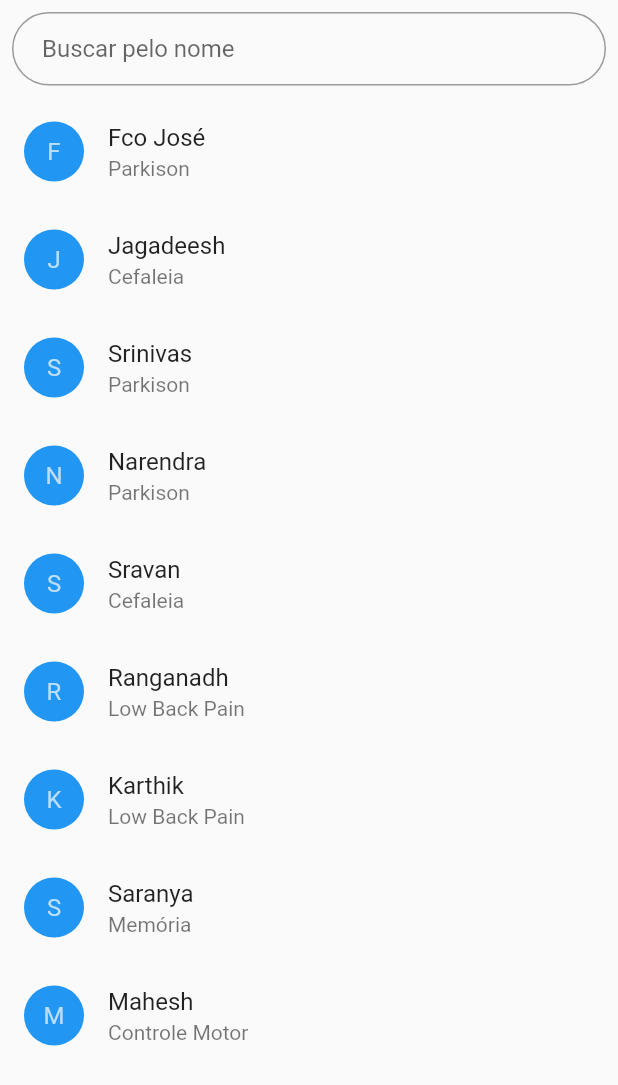
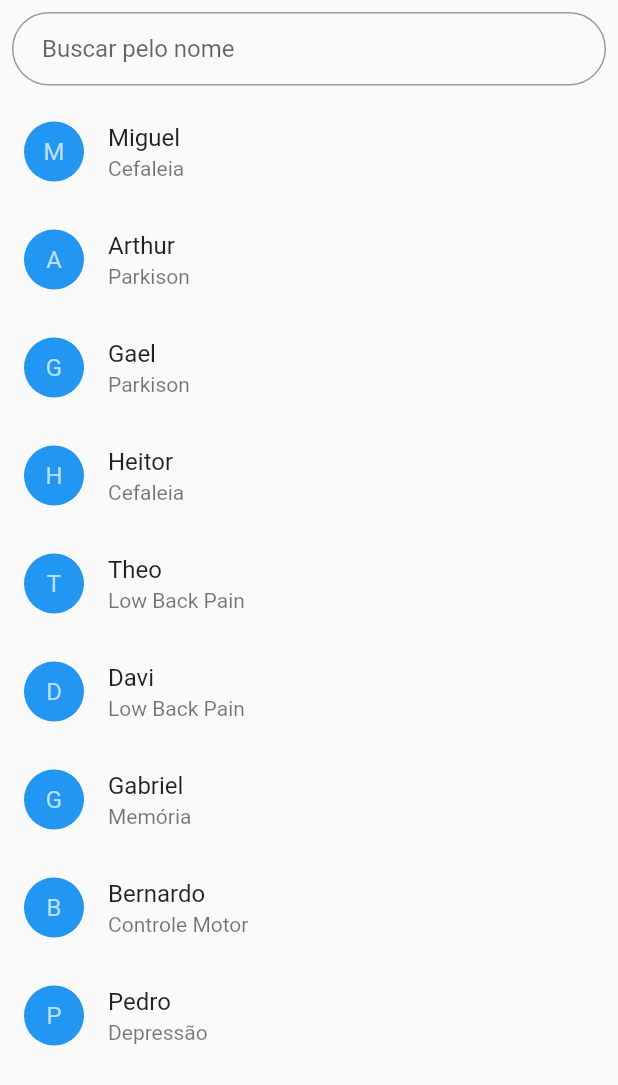
Before and after one commit to nestorufpe/OpentDCS-Mobile, a Flutter app: the SamplePage screen opened directly, on a phone screen of 412 x 824 dp. Shown: the top 1085 px of the screen. Run offline on Flutter 3.47's test engine with Material 2 defaults, Android fonts, the phone set to English and light mode, and no system bars; our stand-ins replace adaptive_dialog, fancy_bottom_navigation, flutter_easyloading, flutter_neumorphic, get, get_storage and 2 more; missing offline and left inert: direct_select_flutter, flutter_radar_chart, pausable_timer; accounts and stored records are empty.

Commit message:
update readme

```diff
--- a/lib/screens/eegpage.dart
+++ b/lib/screens/eegpage.dart
@@ -110,7 +110,7 @@ class _EEGPageState extends State<EEGPage> {
           Expanded(
             flex: 2,
             child: GridView.count(
-              crossAxisCount: 3,
+              crossAxisCount: 4,
               childAspectRatio: (2 / 1),
               crossAxisSpacing: 4,
               mainAxisSpacing: 4,
--- a/lib/screens/samplepage.dart
+++ b/lib/screens/samplepage.dart
@@ -13,15 +13,15 @@ class SamplePage extends StatefulWidget {
 }
 
 List<Contact> contacts = [
-  Contact(name: 'Fco José', protolSample: 'Parkison'),
-  Contact(name: 'Jagadeesh', protolSample: 'Cefaleia'),
-  Contact(name: 'Srinivas', protolSample: 'Parkison'),
-  Contact(name: 'Narendra', protolSample: 'Parkison'),
-  Contact(name: 'Sravan ', protolSample: 'Cefaleia'),
-  Contact(name: 'Ranganadh', protolSample: 'Low Back Pain'),
-  Contact(name: 'Karthik', protolSample: 'Low Back Pain'),
-  Contact(name: 'Saranya', protolSample: 'Memória'),
-  Contact(name: 'Mahesh', protolSample: 'Controle Motor'),
+  Contact(name: 'Miguel', protolSample: 'Cefaleia'),
+  Contact(name: 'Arthur', protolSample: 'Parkison'),
+  Contact(name: 'Gael ', protolSample: 'Parkison'),
+  Contact(name: 'Heitor ', protolSample: 'Cefaleia'),
+  Contact(name: 'Theo', protolSample: 'Low Back Pain'),
+  Contact(name: 'Davi', protolSample: 'Low Back Pain'),
+  Contact(name: 'Gabriel', protolSample: 'Memória'),
+  Contact(name: 'Bernardo', protolSample: 'Controle Motor'),
+  Contact(name: 'Pedro', protolSample: 'Depressão'),
 ];
 
 class _SamplePageState extends State<SamplePage> {
```
Also changed, not shown: 1 other file.
